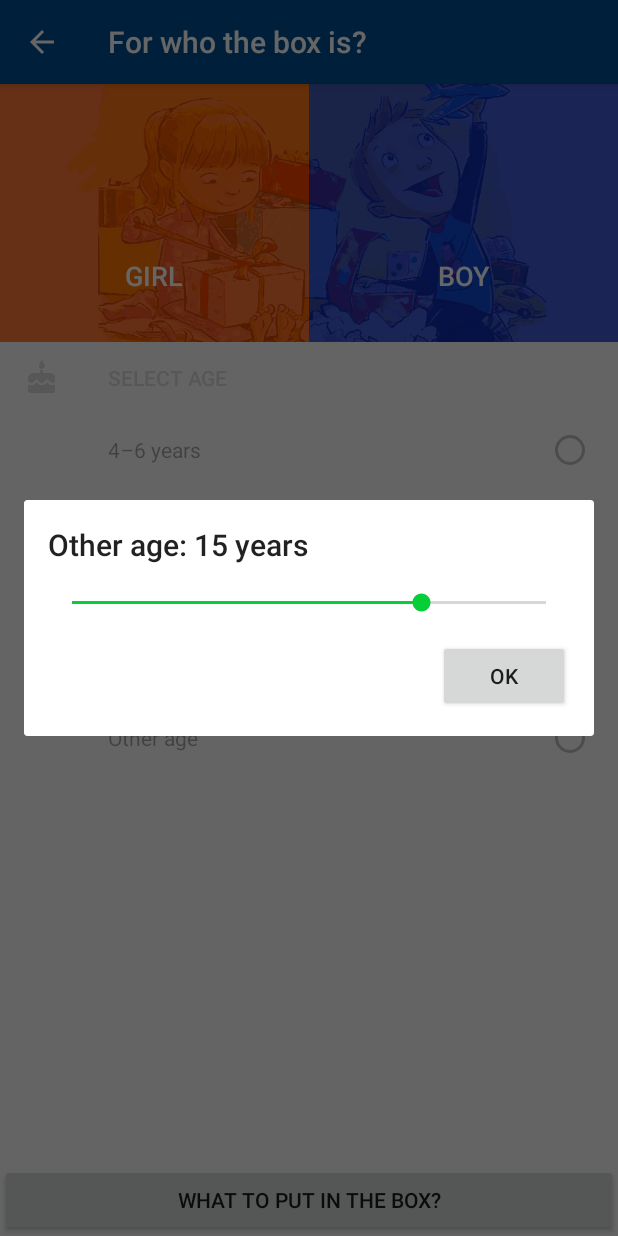
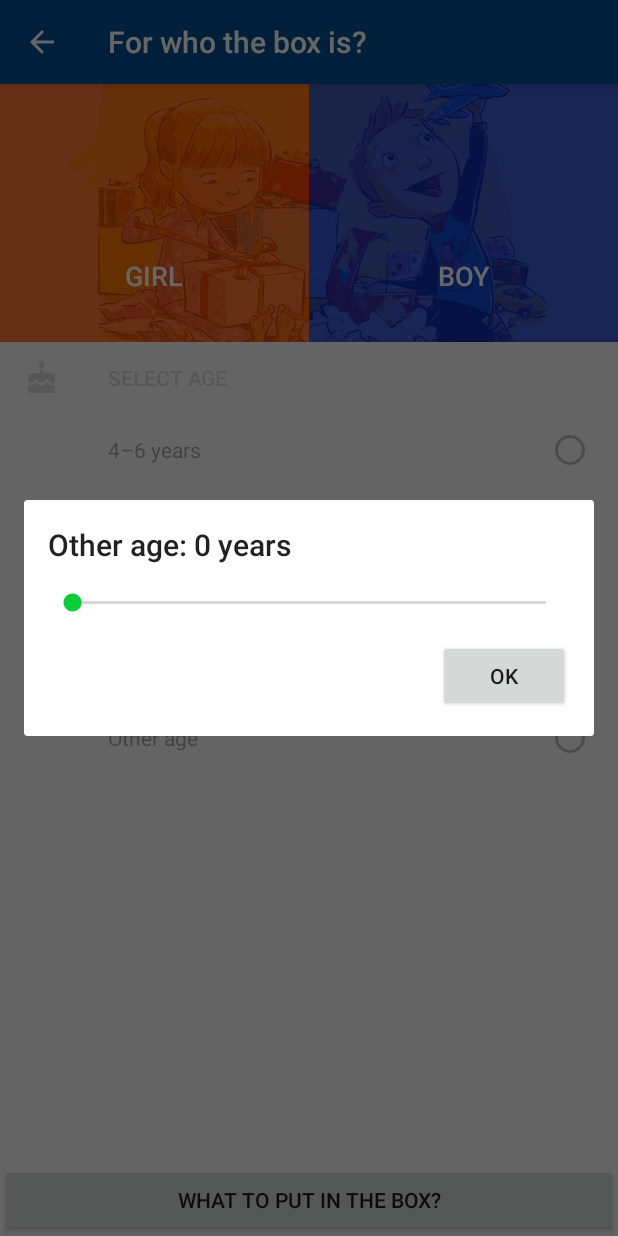
Before and after one commit to IonutGavris/shoebox-android, an Android app: the fragment CustomAgeDialog placed in its activity, on a phone screen of 412 x 824 dp. Run offline under Robolectric (Android 15) with nearby library versions, the light colour scheme and no system bars; our stand-ins replace ButterKnife, Timber; libraries missing offline, so code that uses them is left out: com.firebase.client, de.greenrobot.event; 3 statements that could not run were skipped.

Commit message:
Added logic for custom age, linked the suggestions
Former-commit-id: 5fc54dbdfc717174f4751b5089b0c283f7ae7774

```diff
--- a/app/src/main/java/com/shoebox/android/GenderAgePickerActivity.java
+++ b/app/src/main/java/com/shoebox/android/GenderAgePickerActivity.java
@@ -10,6 +10,7 @@ import android.view.View;
 
 import com.shoebox.android.adapter.AgePickerAdapter;
 import com.shoebox.android.beans.AgeInterval;
+import com.shoebox.android.event.CustomAgePickedEvent;
 import com.shoebox.android.events.AgeSelectedEvent;
 import com.shoebox.android.ui.CustomAgeDialog;
 
@@ -22,6 +23,8 @@ import de.greenrobot.event.EventBus;
 
 public class GenderAgePickerActivity extends BaseActivity {
 	private EventBus bus = EventBus.getDefault();
+	private static final int INITIAL_CUSTOM_AGE = 0;
+	private static final int DEFAULT_CUSTOM_AGE = 15;
 
 	@InjectView(R.id.boyCheck)
 	View boyCheck;
@@ -54,18 +57,20 @@ public class GenderAgePickerActivity extends BaseActivity {
 		recyclerView.setLayoutManager(layoutManager);
 		recyclerView.setItemAnimator(new DefaultItemAnimator());
 		adapter = new AgePickerAdapter();
-		adapter.setAgeIntervals(getAgeIntevals());
 		recyclerView.setAdapter(adapter);
+
+		// no custom age set by default
+		fillAdapter(INITIAL_CUSTOM_AGE);
 	}
 
-	private List<AgeInterval> getAgeIntevals() {
-		List<AgeInterval> results = new ArrayList<>();
-		results.add(new AgeInterval(4, 6));
-		results.add(new AgeInterval(6, 8));
-		results.add(new AgeInterval(8, 10));
-		results.add(new AgeInterval(10, 12));
-		results.add(new AgeInterval(true));
-		return results;
+	private void fillAdapter(int customValue) {
+		List<AgeInterval> values = new ArrayList<>();
+		values.add(new AgeInterval(4, 6));
+		values.add(new AgeInterval(6, 8));
+		values.add(new AgeInterval(8, 10));
+		values.add(new AgeInterval(10, 12));
+		values.add(new AgeInterval(customValue));
+		adapter.setAgeIntervals(values);
 	}
 
 	@OnClick(R.id.nextStep)
@@ -96,6 +101,9 @@ public class GenderAgePickerActivity extends BaseActivity {
 	public void onEvent(AgeSelectedEvent event) {
 		if (event.ageInterval.custom) {
 			CustomAgeDialog dialog = new CustomAgeDialog();
+			Bundle bundle = new Bundle();
+			bundle.putInt(CustomAgeDialog.DEFAULT_AGE, event.ageInterval.maxAge == INITIAL_CUSTOM_AGE ? DEFAULT_CUSTOM_AGE : event.ageInterval.maxAge);
+			dialog.setArguments(bundle);
 			dialog.show(getSupportFragmentManager(), "");
 		}
 		for (int i = 0; i < recyclerView.getAdapter().getItemCount(); i++) {
@@ -106,4 +114,8 @@ public class GenderAgePickerActivity extends BaseActivity {
 		}
 	}
 
+	public void onEvent(CustomAgePickedEvent event) {
+		fillAdapter(event.age);
+	}
+
 }
--- a/app/src/main/java/com/shoebox/android/adapter/AgePickerAdapter.java
+++ b/app/src/main/java/com/shoebox/android/adapter/AgePickerAdapter.java
@@ -26,6 +26,7 @@ public class AgePickerAdapter extends RecyclerView.Adapter<RecyclerView.ViewHold
 	public void setAgeIntervals(List<AgeInterval> ageIntervals) {
 		this.ageIntervals.clear();
 		this.ageIntervals.addAll(ageIntervals);
+		notifyDataSetChanged();
 	}
 
 	@Override
@@ -84,8 +85,10 @@ public class AgePickerAdapter extends RecyclerView.Adapter<RecyclerView.ViewHold
 		public void setData(AgeInterval interval) {
 			this.ageInterval = interval;
 			txtAgeInterval.setText(interval.custom ?
-					context.getString(R.string.ageOther) :
-					String.format(context.getString(R.string.agePreset), interval.minAge, interval.maxAge));
+					(interval.maxAge <= 0 ?
+							context.getString(R.string.age_other_undefined) :
+							String.format(context.getString(R.string.age_other_defined), interval.maxAge)) :
+					String.format(context.getString(R.string.age_preset), interval.minAge, interval.maxAge));
 		}
 
 		public void setChecked(AgeInterval interval) {
--- a/app/src/main/java/com/shoebox/android/adapter/SuggestionsAdapter.java
+++ b/app/src/main/java/com/shoebox/android/adapter/SuggestionsAdapter.java
@@ -85,6 +85,9 @@ public class SuggestionsAdapter extends RecyclerView.Adapter<RecyclerView.ViewHo
 		@InjectView(R.id.suggestionTitle)
 		TextView suggestionTitle;
 
+		@InjectView(R.id.suggestionDescription)
+		TextView suggestionDescription;
+
 		public SuggestionItemHolder(View itemView) {
 			super(itemView);
 			ButterKnife.inject(this, itemView);
@@ -92,6 +95,7 @@ public class SuggestionsAdapter extends RecyclerView.Adapter<RecyclerView.ViewHo
 
 		public void setData(Suggestion suggestion) {
 			suggestionTitle.setText(suggestion.name);
+			suggestionDescription.setText(suggestion.description);
 		}
 	}
 
--- a/app/src/main/java/com/shoebox/android/beans/AgeInterval.java
+++ b/app/src/main/java/com/shoebox/android/beans/AgeInterval.java
@@ -13,13 +13,9 @@ public class AgeInterval {
 		this.maxAge = maxAge;
 	}
 
-	public AgeInterval(int maxAge, boolean custom) {
-		this.minAge = maxAge;
-		this.maxAge = maxAge;
-		this.custom = custom;
-	}
-
-	public AgeInterval(boolean custom) {
-		this.custom = custom;
+	public AgeInterval(int customAge) {
+		this.minAge = customAge;
+		this.maxAge = customAge;
+		this.custom = true;
 	}
 }
--- a/app/src/main/java/com/shoebox/android/beans/Suggestion.java
+++ b/app/src/main/java/com/shoebox/android/beans/Suggestion.java
@@ -7,6 +7,7 @@ package com.shoebox.android.beans;
 public class Suggestion {
 	public String name;
 	public String description;
+	public int category;
 	public String sex;
 	public int minAge;
 	public int maxAge;
@@ -14,8 +15,9 @@ public class Suggestion {
 	@Override
 	public String toString() {
 		return "Suggestion{" +
-				"description='" + description + '\'' +
-				", name='" + name + '\'' +
+				"name='" + name + '\'' +
+				", description='" + description + '\'' +
+				", category=" + category +
 				", sex='" + sex + '\'' +
 				", minAge=" + minAge +
 				", maxAge=" + maxAge +
--- a/app/src/main/java/com/shoebox/android/ui/CustomAgeDialog.java
+++ b/app/src/main/java/com/shoebox/android/ui/CustomAgeDialog.java
@@ -5,26 +5,48 @@ import android.support.v4.app.DialogFragment;
 import android.view.LayoutInflater;
 import android.view.View;
 import android.view.ViewGroup;
+import android.widget.Button;
 import android.widget.SeekBar;
 import android.widget.TextView;
 
 import com.shoebox.android.R;
+import com.shoebox.android.event.CustomAgePickedEvent;
+
+import de.greenrobot.event.EventBus;
 
 /**
  * Created by vasile.mihalca on 02/12/15.
  */
 public class CustomAgeDialog extends DialogFragment {
+	public static final String DEFAULT_AGE = "default_age";
+	public static final int MIN_AGE = 2;
+	public static final int MAX_AGE = 18;
+	private EventBus bus = EventBus.getDefault();
+	private TextView dialogTitle;
+	private SeekBar ageSelection;
+	private Button okBtn;
+	private int defaultAge;
+
 
 	@Override
-	public View onCreateView(LayoutInflater inflater, ViewGroup container,
-	                         Bundle savedInstanceState) {
+	public View onCreateView(LayoutInflater inflater, ViewGroup container, Bundle savedInstanceState) {
 		View view = inflater.inflate(R.layout.custom_age_dialog, container);
-		final TextView dialogTitle = (TextView) view.findViewById(R.id.dialogTitle);
-		SeekBar ageSelection = (SeekBar) view.findViewById(R.id.ageSelection);
+		defaultAge = getArguments().getInt(DEFAULT_AGE, 0);
+		dialogTitle = (TextView) view.findViewById(R.id.dialogTitle);
+		ageSelection = (SeekBar) view.findViewById(R.id.ageSelection);
+		ageSelection.setMax(MAX_AGE - MIN_AGE);
+		okBtn = (Button) view.findViewById(R.id.okBtn);
+		okBtn.setOnClickListener(new View.OnClickListener() {
+			@Override
+			public void onClick(View v) {
+				bus.post(new CustomAgePickedEvent(ageSelection.getProgress() + MIN_AGE));
+				dismiss();
+			}
+		});
 		ageSelection.setOnSeekBarChangeListener(new SeekBar.OnSeekBarChangeListener() {
 			@Override
 			public void onProgressChanged(SeekBar seekBar, int progress, boolean fromUser) {
-				int age = progress + 1;
+				int age = progress + MIN_AGE;
 				dialogTitle.setText(String.format(getResources().getString(R.string.age_dialog_title), age));
 			}
 
@@ -38,8 +60,8 @@ public class CustomAgeDialog extends DialogFragment {
 
 			}
 		});
-		ageSelection.setProgress(14);
-		dialogTitle.setText(String.format(getResources().getString(R.string.age_dialog_title), 15));
+		ageSelection.setProgress(defaultAge - MIN_AGE);
+		dialogTitle.setText(String.format(getResources().getString(R.string.age_dialog_title), defaultAge));
 
 		return view;
 	}
--- a/app/src/main/res/layout/custom_age_dialog.xml
+++ b/app/src/main/res/layout/custom_age_dialog.xml
@@ -1,6 +1,7 @@
 <?xml version="1.0" encoding="utf-8"?>
 <RelativeLayout
 	xmlns:android="http://schemas.android.com/apk/res/android"
+	xmlns:tools="http://schemas.android.com/tools"
 	android:layout_width="match_parent"
 	android:layout_height="wrap_content"
 	android:layout_gravity="center"
@@ -11,8 +12,8 @@
 		android:layout_width="match_parent"
 		android:layout_height="wrap_content"
 		android:layout_marginBottom="@dimen/keyline_1"
-		android:text="Alta varsta: 15 Ani"
-		android:textAppearance="@style/TextAppearance.AppCompat.Title"/>
+		android:textAppearance="@style/TextAppearance.AppCompat.Title"
+		tools:text="Alta varsta: 15 Ani"/>
 
 	<SeekBar
 		android:id="@+id/ageSelection"
@@ -20,15 +21,15 @@
 		android:layout_height="wrap_content"
 		android:layout_below="@id/dialogTitle"
 		android:layout_marginBottom="@dimen/keyline_1"
-		android:max="19"
-		android:progress="15"
+		tools:progress="15"
 		/>
 
 	<Button
-		android:id="@+id/ok"
+		android:id="@+id/okBtn"
 		android:layout_width="wrap_content"
 		android:layout_height="wrap_content"
 		android:layout_alignParentRight="true"
 		android:layout_below="@id/ageSelection"
-		android:text="OK"/>
+		android:text="OK"
+		android:textAppearance="@style/TextAppearance.AppCompat.Button"/>
 </RelativeLayout>
--- a/app/src/main/res/values/strings.xml
+++ b/app/src/main/res/values/strings.xml
@@ -45,8 +45,9 @@
 	<string name="title_activity_slider_images">ShoeBox</string>
 	<string name="title_activity_about">AboutActivity</string>
 
-	<string name="agePreset">%1$d–%2$d years</string>
-	<string name="ageOther">Other age</string>
+	<string name="age_preset">%1$d–%2$d years</string>
+	<string name="age_other_undefined">Other age</string>
+	<string name="age_other_defined">Other age: %1$d years</string>
 
 	<string name="age_dialog_title">Other age: %1$d years</string>
 
```
Also changed, not shown: app/src/main/java/com/shoebox/android/ContentSuggestionActivity.java (+9 -4 lines), app/src/main/java/com/shoebox/android/MainActivity.java (+0 -14 lines), app/src/main/java/com/shoebox/android/event/CustomAgePickedEvent.java (added, +12 -0 lines), app/src/main/res/layout/suggestion_item.xml (+16 -11 lines), app/src/main/res/menu/activity_main_drawer.xml (+0 -15 lines), 1 other file.
